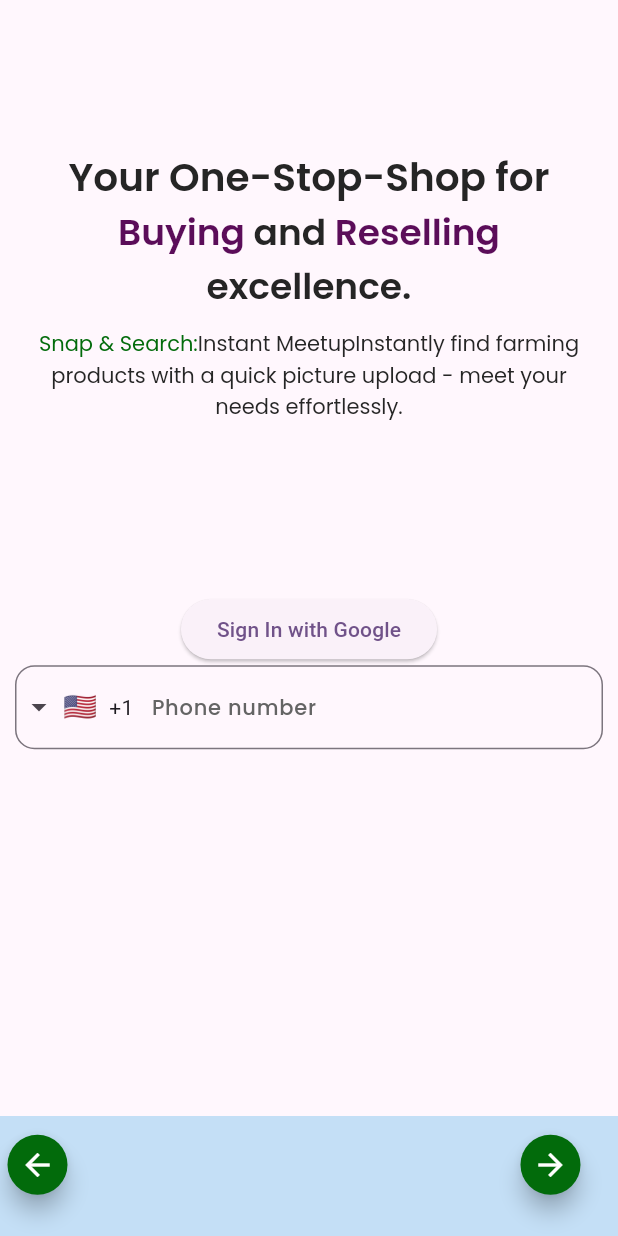
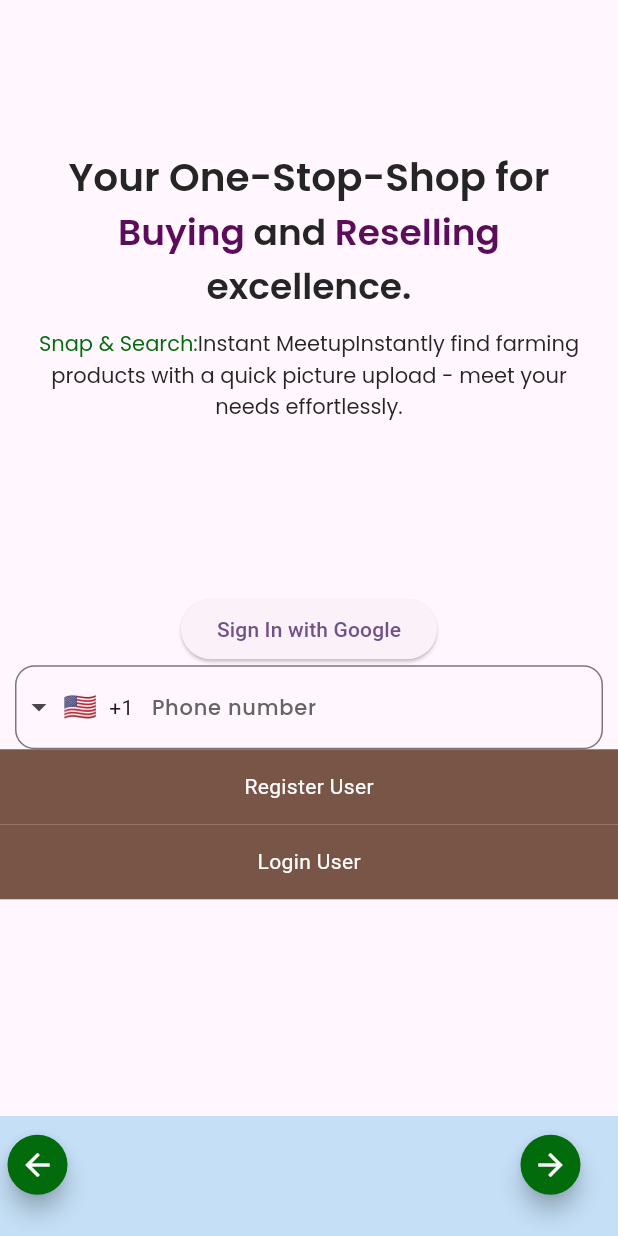
Before and after one commit to www-tr-githhub/Farmkal-Frontend, a Flutter app: the PageControllerApp screen opened directly, on a phone screen of 412 x 824 dp. Run offline on Flutter 3.47's test engine with Material 3 defaults, Android fonts, the light colour scheme and no system bars; drawn by our look-alikes of carousel_slider, intl_phone_field; our stand-ins replace emoji_picker_flutter, firebase_auth, firebase_core, fluttertoast, get, google_fonts and 5 more; missing offline and left inert: dart:ffi; accounts and stored records are empty; network calls fail.

Commit message:
login , register

```diff
--- /dev/null
+++ b/lib/models/userdata-model.dart
@@ -0,0 +1,145 @@
+// To parse this JSON data, do
+//
+//     final userdata = userdataFromJson(jsonString);
+
+import 'dart:convert';
+
+Userdata userdataFromJson(String str) => Userdata.fromJson(json.decode(str));
+
+String userdataToJson(Userdata data) => json.encode(data.toJson());
+
+class Userdata {
+    bool? success;
+    User? user;
+    String? token;
+
+    Userdata({
+        this.success,
+        this.user,
+        this.token,
+    });
+
+    factory Userdata.fromJson(Map<String, dynamic> json) => Userdata(
+        success: json["success"],
+        user: json["user"] == null ? null : User.fromJson(json["user"]),
+        token: json["token"],
+    );
+
+    Map<String, dynamic> toJson() => {
+        "success": success,
+        "user": user?.toJson(),
+        "token": token,
+    };
+}
+
+class User {
+    String? name;
+    String? phone;
+    String? bio;
+    double? latitude;
+    double? longitude;
+    String? state;
+    String? city;
+    Intrest? intrest;
+    UserData? userData;
+    List<dynamic>? sellItems;
+    List<dynamic>? buyItems;
+    List<dynamic>? cart;
+    String? id;
+    DateTime? createdAt;
+    int? v;
+
+    User({
+        this.name,
+        this.phone,
+        this.bio,
+        this.latitude,
+        this.longitude,
+        this.state,
+        this.city,
+        this.intrest,
+        this.userData,
+        this.sellItems,
+        this.buyItems,
+        this.cart,
+        this.id,
+        this.createdAt,
+        this.v,
+    });
+
+    factory User.fromJson(Map<String, dynamic> json) => User(
+        name: json["name"],
+        phone: json["phone"],
+        bio: json["bio"],
+        latitude: json["latitude"]?.toDouble(),
+        longitude: json["longitude"]?.toDouble(),
+        state: json["state"],
+        city: json["city"],
+        intrest: json["intrest"] == null ? null : Intrest.fromJson(json["intrest"]),
+        userData: json["userData"] == null ? null : UserData.fromJson(json["userData"]),
+        sellItems: json["sellItems"] == null ? [] : List<dynamic>.from(json["sellItems"]!.map((x) => x)),
+        buyItems: json["buy_items"] == null ? [] : List<dynamic>.from(json["buy_items"]!.map((x) => x)),
+        cart: json["cart"] == null ? [] : List<dynamic>.from(json["cart"]!.map((x) => x)),
+        id: json["_id"],
+        createdAt: json["createdAt"] == null ? null : DateTime.parse(json["createdAt"]),
+        v: json["__v"],
+    );
+
+    Map<String, dynamic> toJson() => {
+        "name": name,
+        "phone": phone,
+        "bio": bio,
+        "latitude": latitude,
+        "longitude": longitude,
+        "state": state,
+        "city": city,
+        "intrest": intrest?.toJson(),
+        "userData": userData?.toJson(),
+        "sellItems": sellItems == null ? [] : List<dynamic>.from(sellItems!.map((x) => x)),
+        "buy_items": buyItems == null ? [] : List<dynamic>.from(buyItems!.map((x) => x)),
+        "cart": cart == null ? [] : List<dynamic>.from(cart!.map((x) => x)),
+        "_id": id,
+        "createdAt": createdAt?.toIso8601String(),
+        "__v": v,
+    };
+}
+
+class Intrest {
+    List<dynamic>? recentViews;
+    List<dynamic>? fav;
+
+    Intrest({
+        this.recentViews,
+        this.fav,
+    });
+
+    factory Intrest.fromJson(Map<String, dynamic> json) => Intrest(
+        recentViews: json["recentViews"] == null ? [] : List<dynamic>.from(json["recentViews"]!.map((x) => x)),
+        fav: json["fav"] == null ? [] : List<dynamic>.from(json["fav"]!.map((x) => x)),
+    );
+
+    Map<String, dynamic> toJson() => {
+        "recentViews": recentViews == null ? [] : List<dynamic>.from(recentViews!.map((x) => x)),
+        "fav": fav == null ? [] : List<dynamic>.from(fav!.map((x) => x)),
+    };
+}
+
+class UserData {
+    List<dynamic>? soldItems;
+    List<dynamic>? purchasedItems;
+
+    UserData({
+        this.soldItems,
+        this.purchasedItems,
+    });
+
+    factory UserData.fromJson(Map<String, dynamic> json) => UserData(
+        soldItems: json["sold_items"] == null ? [] : List<dynamic>.from(json["sold_items"]!.map((x) => x)),
+        purchasedItems: json["purchased_items"] == null ? [] : List<dynamic>.from(json["purchased_items"]!.map((x) => x)),
+    );
+
+    Map<String, dynamic> toJson() => {
+        "sold_items": soldItems == null ? [] : List<dynamic>.from(soldItems!.map((x) => x)),
+        "purchased_items": purchasedItems == null ? [] : List<dynamic>.from(purchasedItems!.map((x) => x)),
+    };
+}
--- a/lib/resources/resources/app_url.dart
+++ b/lib/resources/resources/app_url.dart
@@ -1,5 +1,7 @@
 class AppUrl {
   static var BaseUrl = 'https://v9tzvk-4000.csb.app'; // dev
-  static var chatList = '$BaseUrl/api/v1/chat';
-  static var chatData = '$BaseUrl/api/v1/chatdata';
+  static var register = 'https://cr5pww-4000.csb.app/api/v1/register';
+  static var loginApi = 'https://cr5pww-4000.csb.app/api/v1/login';
+  static var chatList = "https://cr5pww-4000.csb.app/api/v1/chat";
+  static var chatData = 'https://cr5pww-4000.csb.app/api/v1/chat/';
 }
--- a/lib/view/onboarding.dart
+++ b/lib/view/onboarding.dart
@@ -134,6 +134,35 @@ class _PageControllerAppState extends State<PageControllerApp> {
                   onChanged: (phone) {
                     loginController.updatePhoner(phone.completeNumber);
                   },
+                ),
+              ),
+
+              InkWell(
+                onTap: () {
+                  loginController.postRegisterUser();
+                },
+                child: Container(
+                  height: 50,
+                  decoration: BoxDecoration(
+                    color: Colors.brown,
+                  ),
+                  child: Center(
+                      child: Text("Register User",
+                          style: TextStyle(color: Colors.white))),
+                ),
+              ),
+              InkWell(
+                onTap: () {
+                  loginController.postloginUser();
+                },
+                child: Container(
+                  height: 50,
+                  decoration: BoxDecoration(
+                    color: Colors.brown,
+                  ),
+                  child: Center(
+                      child: Text("Login User",
+                          style: TextStyle(color: Colors.white))),
                 ),
               ),
             ],
```
Also changed, not shown: lib/controllers/login_controller.dart (+84 -0 lines), lib/services/login_services.dart (+16 -0 lines), lib/view_models/userPrefrence.dart (added, +15 -0 lines), lib/controllers/usercontroller.dart (added).
